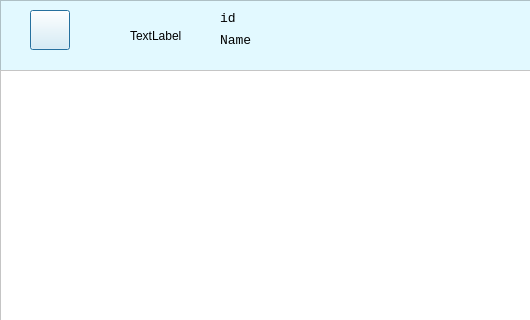
Qt form chat/chatwindow.ui (Snowball-Di/cs2021_qt_chat) before a commit; both pictures show x 0 to 530 and y 0 to 320 of the 740 by 560 pixel window.
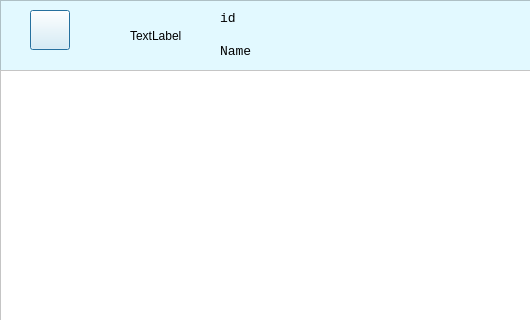
The same form after that commit. Icons and pictures are not drawn.

Patch:
```diff
--- a/chat/chatwindow.ui
+++ b/chat/chatwindow.ui
@@ -127,7 +127,7 @@
      <property name="geometry">
       <rect>
        <x>220</x>
-       <y>30</y>
+       <y>41</y>
        <width>141</width>
        <height>20</height>
       </rect>
```
